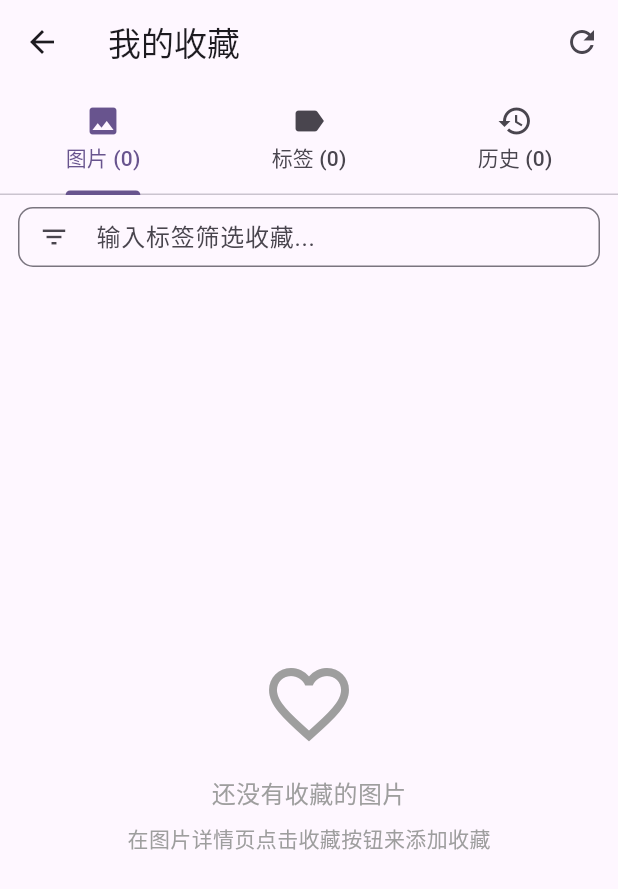
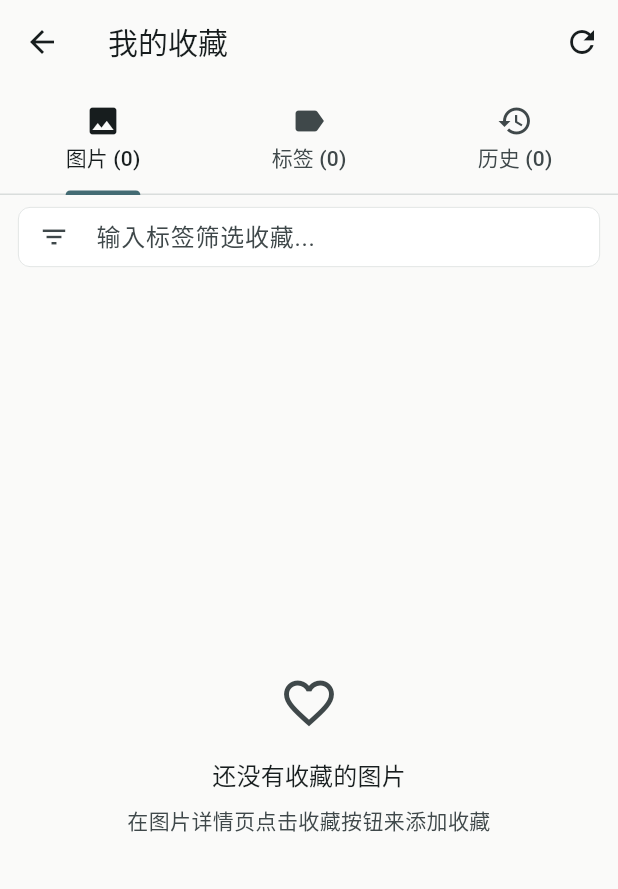
Before and after one commit to AliceJump/DanbooruViewer, a Flutter app: the screen it shows after launch, after a tap on the "favorite" icon, on a phone screen of 412 x 824 dp. Shown: the top 889 px of the screen. Run offline on Flutter 3.47's test engine with Material 3 defaults, Android fonts, the light colour scheme and no system bars; our stand-ins replace dio, flutter_cache_manager, photo_view, share_plus, shared_preferences, video_player; missing offline and left inert: gal; network calls fail.

Commit message:
feat(ui): unify flat adaptive gallery design

```diff
--- /dev/null
+++ b/lib/app_theme.dart
@@ -0,0 +1,137 @@
+import 'package:flutter/material.dart';
+
+class AppTheme {
+  static const _accent = Color(0xFF436B73);
+
+  static ThemeData light() => _build(Brightness.light);
+
+  static ThemeData dark() => _build(Brightness.dark);
+
+  static ThemeData _build(Brightness brightness) {
+    final dark = brightness == Brightness.dark;
+    final scheme = ColorScheme.fromSeed(
+      seedColor: _accent,
+      brightness: brightness,
+    ).copyWith(
+      primary: dark ? const Color(0xFFAAD1D5) : _accent,
+      surface: dark ? const Color(0xFF15181A) : const Color(0xFFFAFAF9),
+      surfaceContainerLow: dark
+          ? const Color(0xFF202427)
+          : const Color(0xFFFFFFFF),
+      surfaceContainerHighest: dark
+          ? const Color(0xFF292E32)
+          : const Color(0xFFF0F2F1),
+      outlineVariant: dark
+          ? const Color(0xFF3D4548)
+          : const Color(0xFFD9DDDC),
+    );
+    final outline = BorderSide(color: scheme.outlineVariant, width: 0.5);
+    final inputBorder = OutlineInputBorder(
+      borderRadius: BorderRadius.circular(8),
+      borderSide: outline,
+    );
+    final textTheme = TextTheme(
+      titleLarge: TextStyle(
+        fontSize: 20,
+        fontWeight: FontWeight.w500,
+        color: scheme.onSurface,
+      ),
+      titleMedium: TextStyle(
+        fontSize: 16,
+        fontWeight: FontWeight.w500,
+        color: scheme.onSurface,
+      ),
+      titleSmall: TextStyle(
+        fontSize: 14,
+        fontWeight: FontWeight.w500,
+        color: scheme.onSurface,
+      ),
+      bodyLarge: TextStyle(
+        fontSize: 16,
+        height: 1.5,
+        fontWeight: FontWeight.w400,
+        color: scheme.onSurface,
+      ),
+      bodyMedium: TextStyle(
+        fontSize: 14,
+        height: 1.5,
+        fontWeight: FontWeight.w400,
+        color: scheme.onSurface,
+      ),
+      bodySmall: TextStyle(
+        fontSize: 12,
+        fontWeight: FontWeight.w400,
+        color: scheme.onSurfaceVariant,
+      ),
+      labelLarge: TextStyle(
+        fontSize: 14,
+        fontWeight: FontWeight.w500,
+        color: scheme.onSurface,
+      ),
+      labelSmall: TextStyle(
+        fontSize: 12,
+        fontWeight: FontWeight.w400,
+        color: scheme.onSurfaceVariant,
+      ),
+    );
+
+    return ThemeData(
+      useMaterial3: true,
+      colorScheme: scheme,
+      scaffoldBackgroundColor: scheme.surface,
+      textTheme: textTheme,
+      appBarTheme: AppBarTheme(
+        backgroundColor: scheme.surface,
+        foregroundColor: scheme.onSurface,
+        elevation: 0,
+        scrolledUnderElevation: 0,
+        surfaceTintColor: Colors.transparent,
+        centerTitle: false,
+        titleTextStyle: textTheme.titleLarge,
+      ),
+      cardTheme: CardThemeData(
+        elevation: 0,
+        color: scheme.surfaceContainerLow,
+        shape: RoundedRectangleBorder(
+          borderRadius: BorderRadius.circular(12),
+          side: outline,
+        ),
+      ),
+      inputDecorationTheme: InputDecorationTheme(
+        isDense: true,
+        filled: true,
+        fillColor: scheme.surfaceContainerLow,
+        hintStyle: TextStyle(color: scheme.onSurfaceVariant),
+        contentPadding: const EdgeInsets.symmetric(
+          horizontal: 12,
+          vertical: 12,
+        ),
+        border: inputBorder,
+        enabledBorder: inputBorder,
+        focusedBorder: inputBorder.copyWith(
+          borderSide: BorderSide(color: scheme.primary),
+        ),
+      ),
+      chipTheme: ChipThemeData(
+        backgroundColor: scheme.surfaceContainerLow,
+        selectedColor: scheme.surfaceContainerHighest,
+        shape: RoundedRectangleBorder(
+          borderRadius: BorderRadius.circular(8),
+        ),
+        side: outline,
+      ),
+      dividerTheme: DividerThemeData(
+        color: scheme.outlineVariant,
+        thickness: 0.5,
+        space: 1,
+      ),
+      tabBarTheme: TabBarThemeData(
+        labelColor: scheme.onSurface,
+        unselectedLabelColor: scheme.onSurfaceVariant,
+        indicatorColor: scheme.primary,
+        dividerColor: scheme.outlineVariant,
+        labelStyle: const TextStyle(fontWeight: FontWeight.w500),
+      ),
+    );
+  }
+}
--- a/lib/favorites_page.dart
+++ b/lib/favorites_page.dart
@@ -3,6 +3,7 @@ import 'package:flutter/material.dart';
 import 'package:flutter/services.dart';
 import 'package:http/http.dart' as http;
 import 'favorites_manager.dart';
+import 'gallery_grid.dart';
 import 'media_utils.dart';
 import 'post_detail_page.dart';
 import 'main.dart';
@@ -550,13 +551,7 @@ class _FavoritesPageState extends State<FavoritesPage>
                   title: '还没有收藏的图片',
                   subtitle: '在图片详情页点击收藏按钮来添加收藏',
                 )
-              : GridView.builder(
-                  padding: const EdgeInsets.all(4),
-                  gridDelegate: const SliverGridDelegateWithFixedCrossAxisCount(
-                    crossAxisCount: 3,
-                    crossAxisSpacing: 4.0,
-                    mainAxisSpacing: 4.0,
-                  ),
+              : GalleryGrid(
                   itemCount: filteredPosts.length,
                   itemBuilder: (context, index) {
                     final post = filteredPosts[index];
@@ -668,7 +663,7 @@ class _FavoritesPageState extends State<FavoritesPage>
                           row,
                           style: Theme.of(context).textTheme.labelLarge?.copyWith(
                                 color: Theme.of(context).colorScheme.primary,
-                                fontWeight: FontWeight.w700,
+                                fontWeight: FontWeight.w500,
                               ),
                         ),
                       );
@@ -694,7 +689,7 @@ class _FavoritesPageState extends State<FavoritesPage>
                                   const Icon(
                                     Icons.label,
                                     size: 18,
-                                    color: Colors.amber,
+                                    color: Theme.of(context).colorScheme.primary,
                                   ),
                                   const SizedBox(width: 8),
                                   Expanded(
@@ -702,7 +697,7 @@ class _FavoritesPageState extends State<FavoritesPage>
                                       tag,
                                       style: const TextStyle(
                                         fontSize: 15,
-                                        fontWeight: FontWeight.w600,
+                                        fontWeight: FontWeight.w500,
                                       ),
                                       maxLines: 1,
                                       overflow: TextOverflow.ellipsis,
@@ -722,7 +717,7 @@ class _FavoritesPageState extends State<FavoritesPage>
                                     icon: const Icon(
                                       Icons.delete,
                                       size: 20,
-                                      color: Colors.red,
+                                      color: Theme.of(context).colorScheme.error,
                                     ),
                                     padding: EdgeInsets.zero,
                                     constraints: const BoxConstraints(
@@ -828,13 +823,7 @@ class _FavoritesPageState extends State<FavoritesPage>
                   title: '还没有浏览历史',
                   subtitle: '浏览图片后会自动记录',
                 )
-              : GridView.builder(
-                  padding: const EdgeInsets.all(4),
-                  gridDelegate: const SliverGridDelegateWithFixedCrossAxisCount(
-                    crossAxisCount: 3,
-                    crossAxisSpacing: 4.0,
-                    mainAxisSpacing: 4.0,
-                  ),
+              : GalleryGrid(
                   itemCount: filteredHistory.length,
                   itemBuilder: (context, index) {
                     final post = filteredHistory[index];
@@ -980,21 +969,7 @@ class _FavoritesPageState extends State<FavoritesPage>
     required String title,
     required String subtitle,
   }) {
-    return Center(
-      child: Column(
-        mainAxisAlignment: MainAxisAlignment.center,
-        children: [
-          Icon(icon, size: 64, color: Colors.grey),
-          const SizedBox(height: 16),
-          Text(title, style: const TextStyle(fontSize: 16, color: Colors.grey)),
-          const SizedBox(height: 8),
-          Text(
-            subtitle,
-            style: const TextStyle(fontSize: 14, color: Colors.grey),
-          ),
-        ],
-      ),
-    );
+    return GalleryEmptyState(icon: icon, title: title, subtitle: subtitle);
   }
 
   Future<void> _showTagOptions(String tag) async {
@@ -1007,7 +982,7 @@ class _FavoritesPageState extends State<FavoritesPage>
           children: [
             Text(
               tag,
-              style: const TextStyle(fontSize: 18, fontWeight: FontWeight.bold),
+              style: const TextStyle(fontSize: 18, fontWeight: FontWeight.w500),
             ),
             const SizedBox(height: 16),
             ListTile(
@@ -1025,8 +1000,8 @@ class _FavoritesPageState extends State<FavoritesPage>
               },
             ),
             ListTile(
-              leading: const Icon(Icons.delete, color: Colors.red),
-              title: const Text('取消收藏', style: TextStyle(color: Colors.red)),
+              leading: const Icon(Icons.delete, color: Theme.of(context).colorScheme.error),
+              title: const Text('取消收藏', style: TextStyle(color: Theme.of(context).colorScheme.error)),
               onTap: () {
                 Navigator.pop(context, 'remove');
               },
--- /dev/null
+++ b/lib/gallery_grid.dart
@@ -0,0 +1,88 @@
+import 'package:flutter/material.dart';
+
+const double _gallerySpacing = 8;
+const double _galleryPadding = 12;
+const double _targetTileExtent = 152;
+
+int galleryColumnCount(double width) {
+  final contentWidth = width - _galleryPadding * 2;
+  final count = ((contentWidth + _gallerySpacing) /
+          (_targetTileExtent + _gallerySpacing))
+      .floor();
+  return count.clamp(2, 8);
+}
+
+class GalleryGrid extends StatelessWidget {
+  const GalleryGrid({
+    super.key,
+    required this.itemCount,
+    required this.itemBuilder,
+    this.controller,
+  });
+
+  final int itemCount;
+  final IndexedWidgetBuilder itemBuilder;
+  final ScrollController? controller;
+
+  @override
+  Widget build(BuildContext context) {
+    return LayoutBuilder(
+      builder: (context, constraints) {
+        return GridView.builder(
+          controller: controller,
+          padding: const EdgeInsets.all(_galleryPadding),
+          gridDelegate: SliverGridDelegateWithFixedCrossAxisCount(
+            crossAxisCount: galleryColumnCount(constraints.maxWidth),
+            mainAxisSpacing: _gallerySpacing,
+            crossAxisSpacing: _gallerySpacing,
+          ),
+          itemCount: itemCount,
+          itemBuilder: itemBuilder,
+        );
+      },
+    );
+  }
+}
+
+class GalleryEmptyState extends StatelessWidget {
+  const GalleryEmptyState({
+    super.key,
+    required this.icon,
+    required this.title,
+    required this.subtitle,
+  });
+
+  final IconData icon;
+  final String title;
+  final String subtitle;
+
+  @override
+  Widget build(BuildContext context) {
+    final theme = Theme.of(context);
+    return Center(
+      child: Padding(
+        padding: const EdgeInsets.all(24),
+        child: Column(
+          mainAxisSize: MainAxisSize.min,
+          children: [
+            Icon(
+              icon,
+              size: 40,
+              color: theme.colorScheme.onSurfaceVariant,
+            ),
+            const SizedBox(height: 16),
+            Text(title, style: theme.textTheme.titleMedium),
+            const SizedBox(height: 8),
+            Text(
+              subtitle,
+              textAlign: TextAlign.center,
+              style: theme.textTheme.bodyMedium?.copyWith(
+                color: theme.colorScheme.onSurfaceVariant,
+              ),
+            ),
+          ],
+        ),
+      ),
+    );
+  }
+}
--- a/lib/main.dart
+++ b/lib/main.dart
@@ -11,6 +11,8 @@ import 'package:gal/gal.dart';
 import 'package:http/http.dart' as http;
 import 'package:path_provider/path_provider.dart';
 
+import 'app_theme.dart';
+import 'gallery_grid.dart';
 import 'media_utils.dart';
 import 'ugoira_utils.dart';
 
@@ -237,10 +239,9 @@ class MyApp extends StatelessWidget {
   Widget build(BuildContext context) {
     return MaterialApp(
       title: 'Danbooru Viewer',
-      theme: ThemeData(
-        colorScheme: ColorScheme.fromSeed(seedColor: Colors.deepPurple),
-        useMaterial3: true,
-      ),
+      theme: AppTheme.light(),
+      darkTheme: AppTheme.dark(),
+      themeMode: ThemeMode.system,
       home: const MyHomePage(title: 'Danbooru Viewer'),
     );
   }
@@ -745,7 +746,6 @@ class _MyHomePageState extends State<MyHomePage> {
 
   AppBar _buildDefaultAppBar() {
     return AppBar(
-      backgroundColor: Theme.of(context).colorScheme.inversePrimary,
       title: Text(widget.title),
       actions: [
         IconButton(
@@ -849,7 +849,7 @@ class _MyHomePageState extends State<MyHomePage> {
                           row,
                           style: Theme.of(context).textTheme.labelSmall?.copyWith(
                                 color: Theme.of(context).colorScheme.primary,
-                                fontWeight: FontWeight.w600,
+                                fontWeight: FontWeight.w500,
                               ),
                         ),
                       );
@@ -931,7 +931,7 @@ class _MyHomePageState extends State<MyHomePage> {
         child: TextFieldTapRegion(
           child: Material(
             color: Colors.transparent,
-            elevation: 6,
+            elevation: 0,
             borderRadius: BorderRadius.circular(12),
             child: _buildCompletionPanel(),
           ),
@@ -985,17 +985,33 @@ class _MyHomePageState extends State<MyHomePage> {
                       }).toList(),
                     ),
                   ),
+                  Padding(
+                    padding: const EdgeInsets.fromLTRB(16, 8, 16, 4),
+                    child: Row(
+                      children: [
+                        Text(
+                          '浏览作品',
+                          style: Theme.of(context).textTheme.titleMedium,
+                        ),
+                        const Spacer(),
+                        Text(
+                          '${_posts.length} 张作品',
+                          style: Theme.of(context).textTheme.bodySmall,
+                        ),
+                      ],
+                    ),
+                  ),
                   Expanded(
                     child: (_isLoading && _posts.isEmpty)
                         ? const Center(child: CircularProgressIndicator())
-                        : GridView.builder(
+                        : _posts.isEmpty
+                        ? const GalleryEmptyState(
+                            icon: Icons.image_outlined,
+                            title: '暂无结果',
+                            subtitle: '试试其他标签或筛选条件',
+                          )
+                        : GalleryGrid(
                             controller: _scrollController,
-                            gridDelegate:
-                                const SliverGridDelegateWithFixedCrossAxisCount(
-                                  crossAxisCount: 3,
-                                  crossAxisSpacing: 4.0,
-                                  mainAxisSpacing: 4.0,
-                                ),
                             itemCount: _posts.length,
                             itemBuilder: (context, index) {
                               final post = _posts[index];
```
Also changed, not shown: lib/media_utils.dart (+16 -8 lines), lib/post_detail_page.dart (+19 -17 lines), 2 other files.
